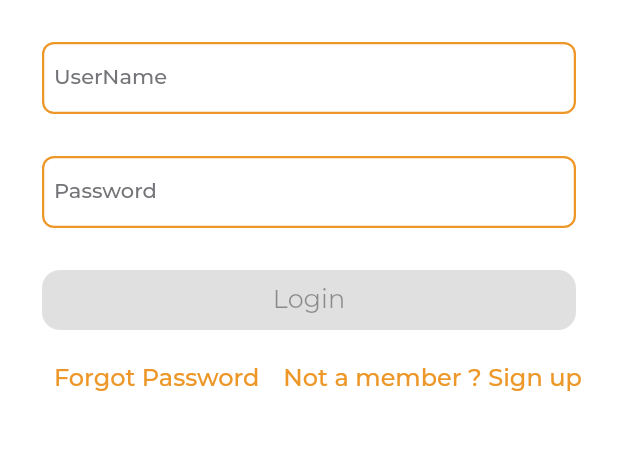
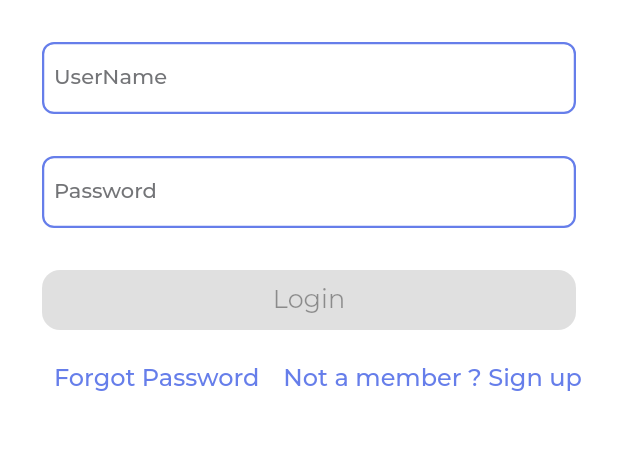
Before and after one commit to MahmoudFathiAhmed/E-Store, a Flutter app: the screen it shows after launch, after a tap on "Skip", on a phone screen of 412 x 824 dp, the part 507-957 px from its top. Run offline on Flutter 3.47's test engine with Material 2 defaults, Android fonts, the phone set to English and light mode, and no system bars; our stand-ins replace carousel_slider, country_code_picker, dartz, dio, easy_localization, flutter_phoenix and 13 more; missing offline and left inert: dart:ffi, json_serializable; accounts and stored records are empty; generated files the repository leaves out were written again.

Commit message:
color manager1

```diff
--- a/lib/presentation/resources/color_manager.dart
+++ b/lib/presentation/resources/color_manager.dart
@@ -1,11 +1,26 @@
 import 'package:flutter/material.dart';
 
 class ColorManager{
-  static Color primary = const Color(0xffED9728);
+  static Color primary = const Color(0xff667EEA);
+  static Color primary2 = const Color(0xff64B6FF);
+  static Color rose = const Color(0xffFF5858);
+  static Color rose2 = const Color(0xffFB5895);
+  static Color green = const Color(0xff43E97B);
+  static Color green2 = const Color(0xff38F9D7);
+  static Color purple = const Color(0xff9643E9);
+  static Color purple2 = const Color(0xffBA38F9);
+  static Color offWhite = const Color(0xffE1E1E1);
+  static Color offWhite1 = const Color(0xffF3F3F3);
+
+
+
+
+  // static Color primary = const Color(0xffED9728);
   static Color darkGrey = const Color(0xff525252);
   static Color grey = const Color(0xff737477);
   static Color lightGrey = const Color(0xff9E9E9E);
   static Color black = const Color(0xff000000);
+
 
   //new colors
   static Color darkPrimary = const Color(0xffd17d11);
```
